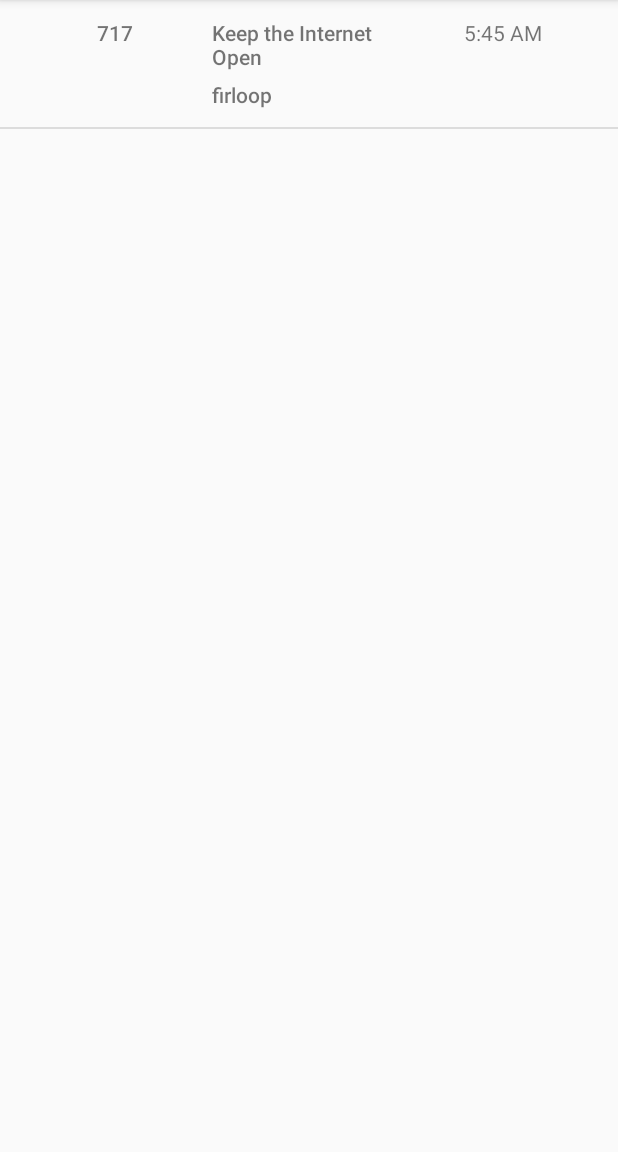
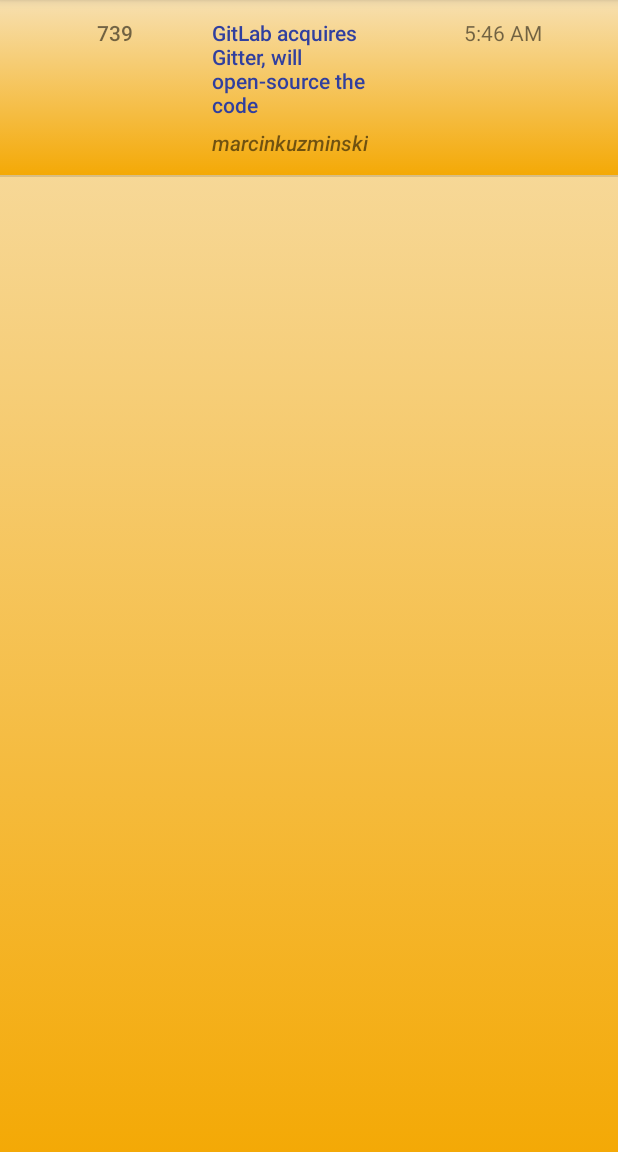
Before and after one commit to dahano/newsDigest, an Android app: the screen it shows after launch (MainActivity), on a phone screen of 412 x 824 dp, the part 84-1236 px from its top. Run offline under Robolectric (Android 15) with nearby library versions, the phone set to English and light mode, and no system bars.

Commit message:
Added moshi library and some design changes

```diff
--- a/app/build.gradle
+++ b/app/build.gradle
@@ -26,5 +26,7 @@ dependencies {
     })
     compile 'com.android.support:appcompat-v7:25.2.0'
     compile 'com.android.support.constraint:constraint-layout:1.0.2'
+    compile 'com.squareup.moshi:moshi:1.4.0'
     testCompile 'junit:junit:4.12'
+
 }
--- a/app/src/main/java/com/example/ofirdahan/newsdigest/MainActivity.java
+++ b/app/src/main/java/com/example/ofirdahan/newsdigest/MainActivity.java
@@ -8,6 +8,7 @@ import android.view.View;
 import android.widget.AdapterView;
 import android.widget.ListView;
 
+import java.io.IOException;
 import java.util.ArrayList;
 
 public class MainActivity extends AppCompatActivity {
@@ -18,6 +19,7 @@ public class MainActivity extends AppCompatActivity {
         setContentView(R.layout.activity_main);
 
         ArrayList<Story> stories = StoryParser.parseStories();
+
 
         final ListView storiesListView = (ListView) findViewById(R.id.list);
         final StoryAdapter storyAdapter = new StoryAdapter(this, stories);
--- a/app/src/main/java/com/example/ofirdahan/newsdigest/Story.java
+++ b/app/src/main/java/com/example/ofirdahan/newsdigest/Story.java
@@ -1,41 +1,43 @@
 package com.example.ofirdahan.newsdigest;
 
+import java.util.List;
 
 public class Story {
-    private String mCreatedAt;
-    private String mTitle;
-    private String mAuthor;
-    private String mUrl;
-    private int mPoints;
+    private List<Story> hits;
+    private String created_at_i;
+    private String title;
+    private String author;
+    private String url;
+    private int points;
 
-    public Story(String mCreatedAt, String mTitle, String mAuthor, String mUrl, int mPoints) {
-        this.mCreatedAt = mCreatedAt;
-        this.mTitle = mTitle;
-        this.mAuthor = mAuthor;
-        this.mUrl = mUrl;
-        this.mPoints = mPoints;
+    public Story(String created_at_i, String title, String author, String url, int points) {
+        this.created_at_i = created_at_i;
+        this.title = title;
+        this.author = author;
+        this.url = url;
+        this.points = points;
     }
 
     public String getCreatedAt() {
-        return mCreatedAt;
+        return created_at_i;
     }
 
 
     public String getTitle() {
-        return mTitle;
+        return title;
     }
 
 
     public String getAuthor() {
-        return mAuthor;
+        return author;
     }
 
     public String getUrl() {
-        return mUrl;
+        return url;
     }
 
     public int getPoints() {
-        return mPoints;
+        return points;
     }
 
 }
--- a/app/src/main/java/com/example/ofirdahan/newsdigest/StoryParser.java
+++ b/app/src/main/java/com/example/ofirdahan/newsdigest/StoryParser.java
@@ -3,10 +3,14 @@ package com.example.ofirdahan.newsdigest;
 import android.util.Log;
 import android.widget.Toast;
 
+import com.squareup.moshi.JsonAdapter;
+import com.squareup.moshi.Moshi;
+
 import org.json.JSONArray;
 import org.json.JSONException;
 import org.json.JSONObject;
 
+import java.io.IOException;
 import java.text.SimpleDateFormat;
 import java.util.ArrayList;
 import java.util.Date;
@@ -18,17 +22,43 @@ import java.util.Locale;
 
 public class StoryParser {
 
-    //TODO: Import more examples for list
-    private static final String SAMPLE_JSON_RESPONSE = "{\"hits\":[{" +
-            "\"created_at_i\":\"1489500616\",\"title\":\"Keep the Internet Open\",\"url\":\"http://blog.samaltman.com/keep-the-internet-open\",\"author\":\"firloop\",\"points\":717}" + "]}";
+    public static final String SAMPLE_JSON_RESPONSE = "{\n" +
+            "\t\"hits\": [{\n" +
+            "\t\t\"created_at\": \"2017-03-15T16:16:22.000Z\",\n" +
+            "\t\t\"title\": \"GitLab acquires Gitter, will open-source the code\",\n" +
+            "\t\t\"url\": \"http://venturebeat.com/2017/03/15/gitlab-acquires-software-chat-startup-gitter-will-open-source-the-code/\",\n" +
+            "\t\t\"author\": \"marcinkuzminski\",\n" +
+            "\t\t\"points\": 739,\n" +
+            "\t\t\"story_text\": null,\n" +
+            "\t\t\"comment_text\": null,\n" +
+            "\t\t\"num_comments\": 237,\n" +
+            "\t\t\"story_id\": null,\n" +
+            "\t\t\"story_title\": null,\n" +
+            "\t\t\"story_url\": null,\n" +
+            "\t\t\"parent_id\": null,\n" +
+            "\t\t\"created_at_i\": 1489594582,\n" +
+            "\t\t\"_tags\": [\"story\", \"author_marcinkuzminski\", \"story_13877156\", \"front_page\"],\n" +
+            "\t\t\"objectID\": \"13877156\"\n" +
+            "\t}]\n" +
+            "}";
 
-    private StoryParser(){}
+    private StoryParser()  {}
+
+    public static ArrayList<Story> jsonParsedStories() throws IOException{
+
+        ArrayList<Story> parsedStories = new ArrayList<>();
+        Moshi moshi = new Moshi.Builder().build();
+        JsonAdapter<Story> jsonAdapter = moshi.adapter(Story.class);
+
+        Story story = jsonAdapter.fromJson(SAMPLE_JSON_RESPONSE);
+        parsedStories.add(story);
+        return parsedStories;
+    }
+
 
     public static ArrayList<Story> parseStories(){
 
         ArrayList<Story> stories = new ArrayList<>();
-
-
 
         try{
             JSONObject root = new JSONObject(SAMPLE_JSON_RESPONSE);
@@ -36,7 +66,6 @@ public class StoryParser {
 
             Date dateObj;
 
-            //TODO: Fix date format
             SimpleDateFormat dateFormat = new SimpleDateFormat("h:mm a", Locale.ENGLISH);
 
             for(int i=0; i < hits.length(); i++){
--- /dev/null
+++ b/app/src/main/res/drawable/gradient.xml
@@ -0,0 +1,11 @@
+<?xml version="1.0" encoding="utf-8"?>
+<selector xmlns:android="http://schemas.android.com/apk/res/android">
+    <item>
+        <shape>
+            <gradient
+                android:startColor="#f7e0b1"
+                android:endColor="#f4a906"
+                android:angle="270" />
+        </shape>
+    </item>
+</selector>
--- a/app/src/main/res/layout/activity_main.xml
+++ b/app/src/main/res/layout/activity_main.xml
@@ -4,4 +4,4 @@
     android:orientation="vertical"
     android:layout_width="match_parent"
     android:layout_height="match_parent"
-    />
+    android:background="@drawable/gradient" />
--- a/app/src/main/res/layout/list_item.xml
+++ b/app/src/main/res/layout/list_item.xml
@@ -5,6 +5,7 @@
     android:layout_width="match_parent"
     android:layout_height="match_parent"
     android:minHeight="?android:attr/listPreferredItemHeight"
+    android:background="@drawable/gradient"
     android:padding="12dip">
 
     <TextView
@@ -14,7 +15,7 @@
         android:layout_weight="25"
         android:gravity="center"
         android:fontFamily="sans-serif-medium"
-        tools:text="683" />
+        tools:text="726" />
 
     <LinearLayout
         android:id="@+id/titleAuthorContainer"
@@ -28,15 +29,17 @@
             android:layout_width="wrap_content"
             android:layout_height="wrap_content"
             android:fontFamily="sans-serif-medium"
+            android:textColor="@color/colorPrimaryDark"
+            android:textSize="14sp"
             tools:text="Keep the Internet Open"/>
 
-        <!--TODO: change author font, color, size -->
         <TextView
             android:id="@+id/author"
             android:layout_width="wrap_content"
             android:layout_height="wrap_content"
             android:paddingTop="6dip"
             android:fontFamily="sans-serif-medium"
+            android:textStyle="italic"
             tools:text="firloop"/>
     </LinearLayout>
 
--- a/app/src/main/res/values/colors.xml
+++ b/app/src/main/res/values/colors.xml
@@ -3,4 +3,5 @@
     <color name="colorPrimary">#3F51B5</color>
     <color name="colorPrimaryDark">#303F9F</color>
     <color name="colorAccent">#FF4081</color>
+    <color name="darkOrange">#ff7700</color>
 </resources>
```
Also changed, not shown: app/src/main/res/drawable/flamesingle.png (added).
